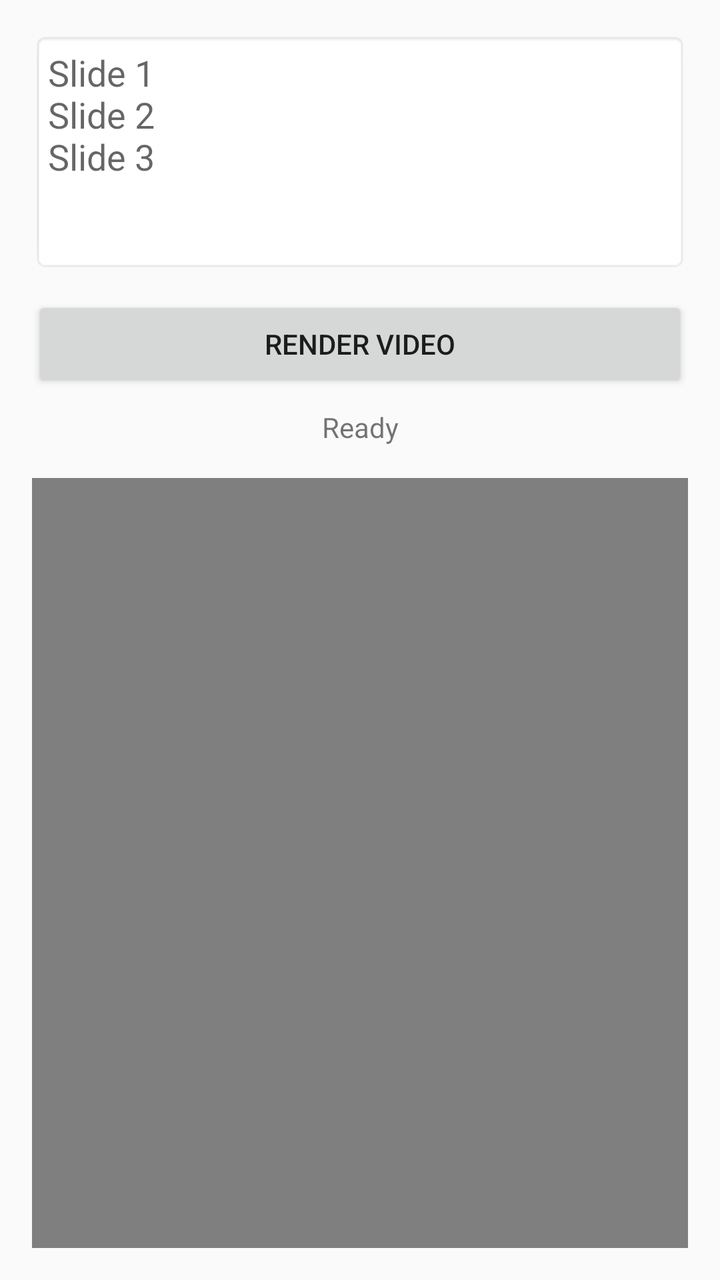
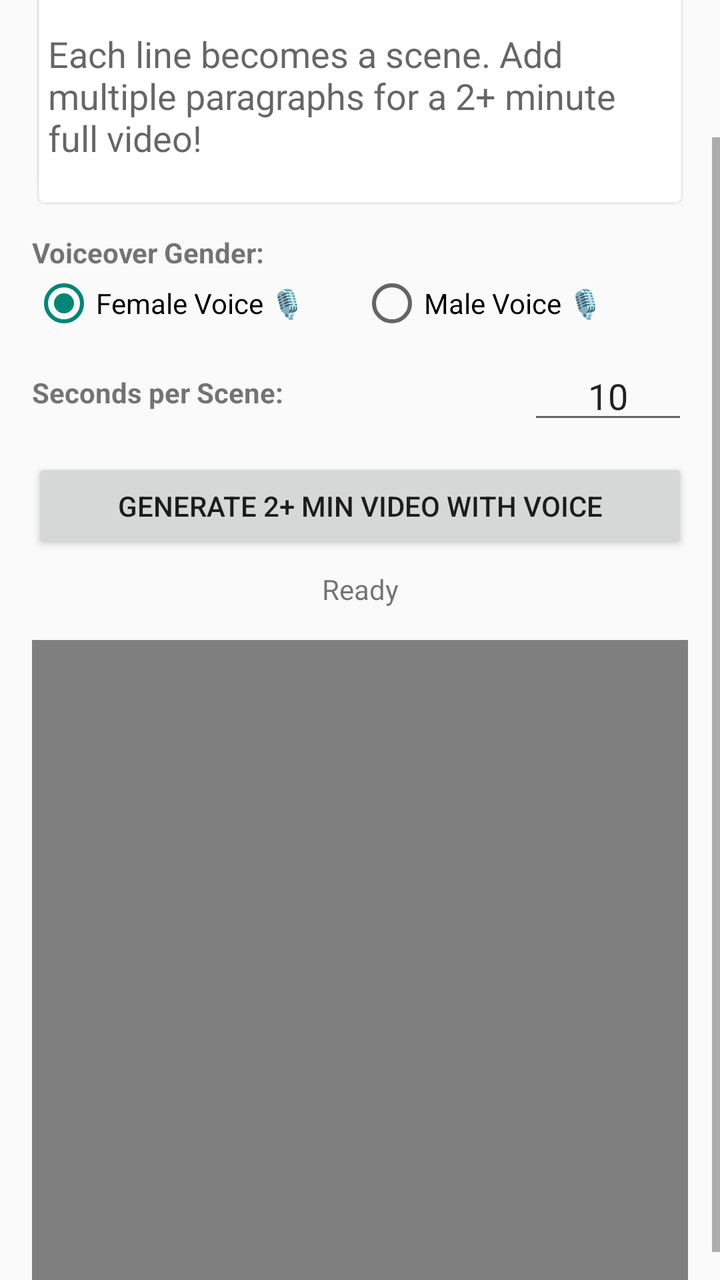

Before-and-after screenshots of an Android layout around one commit, followed by the original layout XML and the change that was made.
<!-- AndroidManifest.xml: application theme Theme.AppCompat.Light.NoActionBar -->
<!-- res/layout/activity_main.xml -->
<?xml version="1.0" encoding="utf-8"?>
<LinearLayout xmlns:android="http://schemas.android.com/apk/res/android"
    android:layout_width="match_parent"
    android:layout_height="match_parent"
    android:orientation="vertical"
    android:padding="16dp">
    <EditText
        android:id="@+id/editTextLines"
        android:layout_width="match_parent"
        android:layout_height="120dp"
        android:gravity="top|start"
        android:hint="Slide 1\nSlide 2\nSlide 3"
        android:background="@android:drawable/editbox_background_normal"
        android:padding="8dp"
        android:inputType="textMultiLine" />
    <Button
        android:id="@+id/btnGenerate"
        android:layout_width="match_parent"
        android:layout_height="wrap_content"
        android:layout_marginTop="12dp"
        android:text="Render Video" />
    <ProgressBar
        android:id="@+id/progressBar"
        android:layout_width="wrap_content"
        android:layout_height="wrap_content"
        android:layout_gravity="center_horizontal"
        android:visibility="gone"
        android:layout_marginTop="12dp" />
    <TextView
        android:id="@+id/tvStatus"
        android:layout_width="match_parent"
        android:layout_height="wrap_content"
        android:layout_marginTop="8dp"
        android:textAlignment="center"
        android:text="Ready" />
    <VideoView
        android:id="@+id/videoPreview"
        android:layout_width="match_parent"
        android:layout_height="0dp"
        android:layout_weight="1"
        android:layout_marginTop="16dp" />
</LinearLayout>
<!-- resources referenced by this layout -->
<resources>

</resources>

<!-- the commit's change to res/layout/activity_main.xml (unified diff, before → after) -->
@@ -1,42 +1,115 @@
 <?xml version="1.0" encoding="utf-8"?>
-<LinearLayout xmlns:android="http://schemas.android.com/apk/res/android"
+<ScrollView xmlns:android="http://schemas.android.com/apk/res/android"
     android:layout_width="match_parent"
     android:layout_height="match_parent"
-    android:orientation="vertical"
-    android:padding="16dp">
-    <EditText
-        android:id="@+id/editTextLines"
-        android:layout_width="match_parent"
-        android:layout_height="120dp"
-        android:gravity="top|start"
-        android:hint="Slide 1\nSlide 2\nSlide 3"
-        android:background="@android:drawable/editbox_background_normal"
-        android:padding="8dp"
-        android:inputType="textMultiLine" />
-    <Button
-        android:id="@+id/btnGenerate"
+    android:fillViewport="true">
+
+    <LinearLayout
         android:layout_width="match_parent"
         android:layout_height="wrap_content"
-        android:layout_marginTop="12dp"
-        android:text="Render Video" />
-    <ProgressBar
-        android:id="@+id/progressBar"
-        android:layout_width="wrap_content"
-        android:layout_height="wrap_content"
-        android:layout_gravity="center_horizontal"
-        android:visibility="gone"
-        android:layout_marginTop="12dp" />
-    <TextView
-        android:id="@+id/tvStatus"
-        android:layout_width="match_parent"
-        android:layout_height="wrap_content"
-        android:layout_marginTop="8dp"
-        android:textAlignment="center"
-        android:text="Ready" />
-    <VideoView
-        android:id="@+id/videoPreview"
-        android:layout_width="match_parent"
-        android:layout_height="0dp"
-        android:layout_weight="1"
-        android:layout_marginTop="16dp" />
-</LinearLayout>
+        android:orientation="vertical"
+        android:padding="16dp">
+
+        <TextView
+            android:layout_width="wrap_content"
+            android:layout_height="wrap_content"
+            android:text="Video Script / Prompt:"
+            android:textSize="16sp"
+            android:textStyle="bold" />
+
+        <EditText
+            android:id="@+id/etScript"
+            android:layout_width="match_parent"
+            android:layout_height="140dp"
+            android:gravity="top|start"
+            android:hint="Type or paste your story here...\n\nEach line becomes a scene. Add multiple paragraphs for a 2+ minute full video!"
+            android:background="@android:drawable/editbox_background_normal"
+            android:padding="8dp"
+            android:inputType="textMultiLine"
+            android:layout_marginTop="6dp" />
+
+        
+        <TextView
+            android:layout_width="wrap_content"
+            android:layout_height="wrap_content"
+            android:text="Voiceover Gender:"
+            android:textStyle="bold"
+            android:layout_marginTop="12dp" />
+
+        <RadioGroup
+            android:id="@+id/rgVoiceGender"
+            android:layout_width="match_parent"
+            android:layout_height="wrap_content"
+            android:orientation="horizontal"
+            android:checkedButton="@+id/rbFemale">
+
+            <RadioButton
+                android:id="@+id/rbFemale"
+                android:layout_width="0dp"
+                android:layout_height="wrap_content"
+                android:layout_weight="1"
+                android:text="Female Voice 🎙️" />
+
+            <RadioButton
+                android:id="@+id/rbMale"
+                android:layout_width="0dp"
+                android:layout_height="wrap_content"
+                android:layout_weight="1"
+                android:text="Male Voice 🎙️" />
+        </RadioGroup>
+
+        
+        <LinearLayout
+            android:layout_width="match_parent"
+            android:layout_height="wrap_content"
+            android:orientation="horizontal"
+            android:gravity="center_vertical"
+            android:layout_marginTop="8dp">
+
+            <TextView
+                android:layout_width="0dp"
+                android:layout_height="wrap_content"
+                android:layout_weight="1"
+                android:text="Seconds per Scene:"
+                android:textStyle="bold" />
+
+            <EditText
+                android:id="@+id/etSceneDuration"
+                android:layout_width="80dp"
+                android:layout_height="wrap_content"
+                android:inputType="number"
+                android:text="10"
+                android:textAlignment="center" />
+        </LinearLayout>
+
+        <Button
+            android:id="@+id/btnGenerate"
+            android:layout_width="match_parent"
+            android:layout_height="wrap_content"
+            android:layout_marginTop="12dp"
+            android:text="Generate 2+ Min Video with Voice" />
+
+        <ProgressBar
+            android:id="@+id/progressBar"
+            android:layout_width="wrap_content"
+            android:layout_height="wrap_content"
+            android:layout_gravity="center_horizontal"
+            android:visibility="gone"
+            android:layout_marginTop="12dp" />
+
+        <TextView
+            android:id="@+id/tvStatus"
+            android:layout_width="match_parent"
+            android:layout_height="wrap_content"
+            android:layout_marginTop="8dp"
+            android:textAlignment="center"
+            android:text="Ready" />
+
+        <VideoView
+            android:id="@+id/videoPreview"
+            android:layout_width="match_parent"
+            android:layout_height="320dp"
+            android:layout_marginTop="16dp" />
+
+    </LinearLayout>
+</ScrollView>
